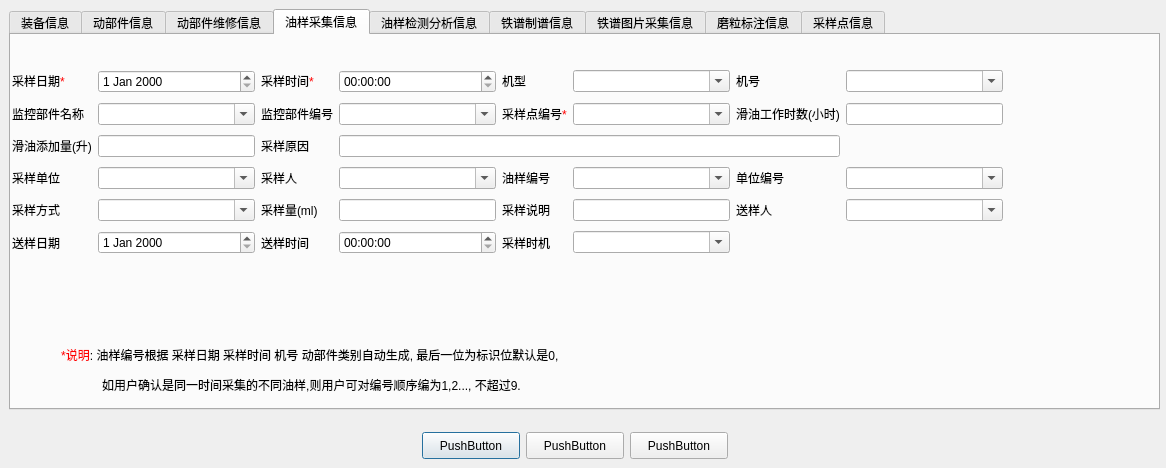
Above: imageproperties.ui from WooodHead/labelling3 before the change. Below: the same form after it.
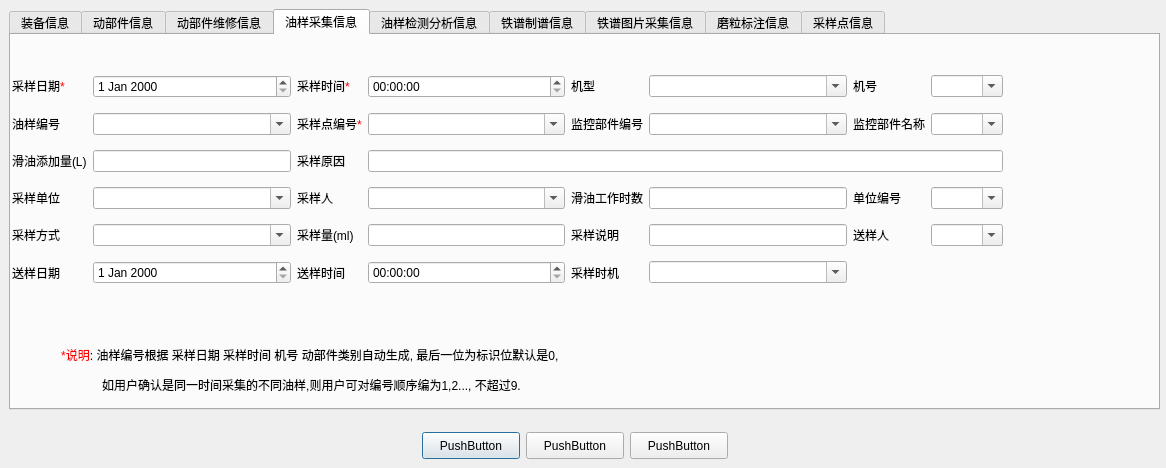
That is the form after the change. The open tabs and pages were chosen to show the change.

```diff
--- a/imageproperties.ui
+++ b/imageproperties.ui
@@ -398,7 +398,7 @@
        <x>1</x>
        <y>31</y>
        <width>991</width>
-       <height>194</height>
+       <height>227</height>
       </rect>
      </property>
      <layout class="QGridLayout" name="gridLayout_7">
@@ -450,62 +450,10 @@
         </property>
        </widget>
       </item>
-      <item row="1" column="0">
-       <widget class="QLabel" name="label_29">
-        <property name="text">
-         <string>监控部件名称</string>
-        </property>
-       </widget>
-      </item>
-      <item row="1" column="1">
-       <widget class="QComboBox" name="_comboBoxOilSampleMonitorPart">
-        <property name="editable">
-         <bool>true</bool>
-        </property>
-       </widget>
-      </item>
-      <item row="1" column="2">
-       <widget class="QLabel" name="label_30">
-        <property name="text">
-         <string>监控部件编号</string>
-        </property>
-       </widget>
-      </item>
-      <item row="1" column="3">
-       <widget class="QComboBox" name="_comboBoxOilSampleMonitorPartID">
-        <property name="editable">
-         <bool>true</bool>
-        </property>
-       </widget>
-      </item>
-      <item row="1" column="4">
-       <widget class="QLabel" name="label_31">
-        <property name="text">
-         <string>&lt;html&gt;&lt;head/&gt;&lt;body&gt;&lt;p&gt;采样点编号&lt;span style=&quot; color:#ff0000;&quot;&gt;*&lt;/span&gt;&lt;/p&gt;&lt;/body&gt;&lt;/html&gt;</string>
-        </property>
-       </widget>
-      </item>
-      <item row="1" column="5">
-       <widget class="QComboBox" name="_comboBoxOilSampleSamplePointID">
-        <property name="editable">
-         <bool>true</bool>
-        </property>
-       </widget>
-      </item>
-      <item row="1" column="6">
-       <widget class="QLabel" name="label_32">
-        <property name="text">
-         <string>滑油工作时数(小时)</string>
-        </property>
-       </widget>
-      </item>
-      <item row="1" column="7">
-       <widget class="QLineEdit" name="_editOilSampleHours"/>
-      </item>
       <item row="2" column="0">
        <widget class="QLabel" name="label_33">
         <property name="text">
-         <string>滑油添加量(升)</string>
+         <string>滑油添加量(L)</string>
         </property>
        </widget>
       </item>
@@ -547,20 +495,6 @@
         </property>
        </widget>
       </item>
-      <item row="3" column="4">
-       <widget class="QLabel" name="label_25">
-        <property name="text">
-         <string>&lt;html&gt;&lt;head/&gt;&lt;body&gt;&lt;p&gt;油样编号&lt;/p&gt;&lt;/body&gt;&lt;/html&gt;</string>
-        </property>
-       </widget>
-      </item>
-      <item row="3" column="5">
-       <widget class="QComboBox" name="_comboBoxOilSampleID">
-        <property name="editable">
-         <bool>true</bool>
-        </property>
-       </widget>
-      </item>
       <item row="3" column="6">
        <widget class="QLabel" name="label_26">
         <property name="text">
@@ -657,7 +591,73 @@
         </property>
        </widget>
       </item>
-      <item row="2" column="3" colspan="4">
+      <item row="1" column="0">
+       <widget class="QLabel" name="label_25">
+        <property name="text">
+         <string>&lt;html&gt;&lt;head/&gt;&lt;body&gt;&lt;p&gt;油样编号&lt;/p&gt;&lt;/body&gt;&lt;/html&gt;</string>
+        </property>
+       </widget>
+      </item>
+      <item row="1" column="1">
+       <widget class="QComboBox" name="_comboBoxOilSampleID">
+        <property name="editable">
+         <bool>true</bool>
+        </property>
+       </widget>
+      </item>
+      <item row="1" column="3">
+       <widget class="QComboBox" name="_comboBoxOilSampleSamplePointID">
+        <property name="editable">
+         <bool>true</bool>
+        </property>
+       </widget>
+      </item>
+      <item row="1" column="5">
+       <widget class="QComboBox" name="_comboBoxOilSampleMonitorPartID">
+        <property name="editable">
+         <bool>true</bool>
+        </property>
+       </widget>
+      </item>
+      <item row="1" column="2">
+       <widget class="QLabel" name="label_31">
+        <property name="text">
+         <string>&lt;html&gt;&lt;head/&gt;&lt;body&gt;&lt;p&gt;采样点编号&lt;span style=&quot; color:#ff0000;&quot;&gt;*&lt;/span&gt;&lt;/p&gt;&lt;/body&gt;&lt;/html&gt;</string>
+        </property>
+       </widget>
+      </item>
+      <item row="1" column="4">
+       <widget class="QLabel" name="label_30">
+        <property name="text">
+         <string>监控部件编号</string>
+        </property>
+       </widget>
+      </item>
+      <item row="1" column="6">
+       <widget class="QLabel" name="label_29">
+        <property name="text">
+         <string>监控部件名称</string>
+        </property>
+       </widget>
+      </item>
+      <item row="3" column="4">
+       <widget class="QLabel" name="label_32">
+        <property name="text">
+         <string>滑油工作时数</string>
+        </property>
+       </widget>
+      </item>
+      <item row="1" column="7">
+       <widget class="QComboBox" name="_comboBoxOilSampleMonitorPart">
+        <property name="editable">
+         <bool>true</bool>
+        </property>
+       </widget>
+      </item>
+      <item row="3" column="5">
+       <widget class="QLineEdit" name="_editOilSampleHours"/>
+      </item>
+      <item row="2" column="3" colspan="5">
        <widget class="QLineEdit" name="_editOilSampleReason"/>
       </item>
      </layout>
```
Left out of the diff: 77 changed lines with no effect on the pictures.
